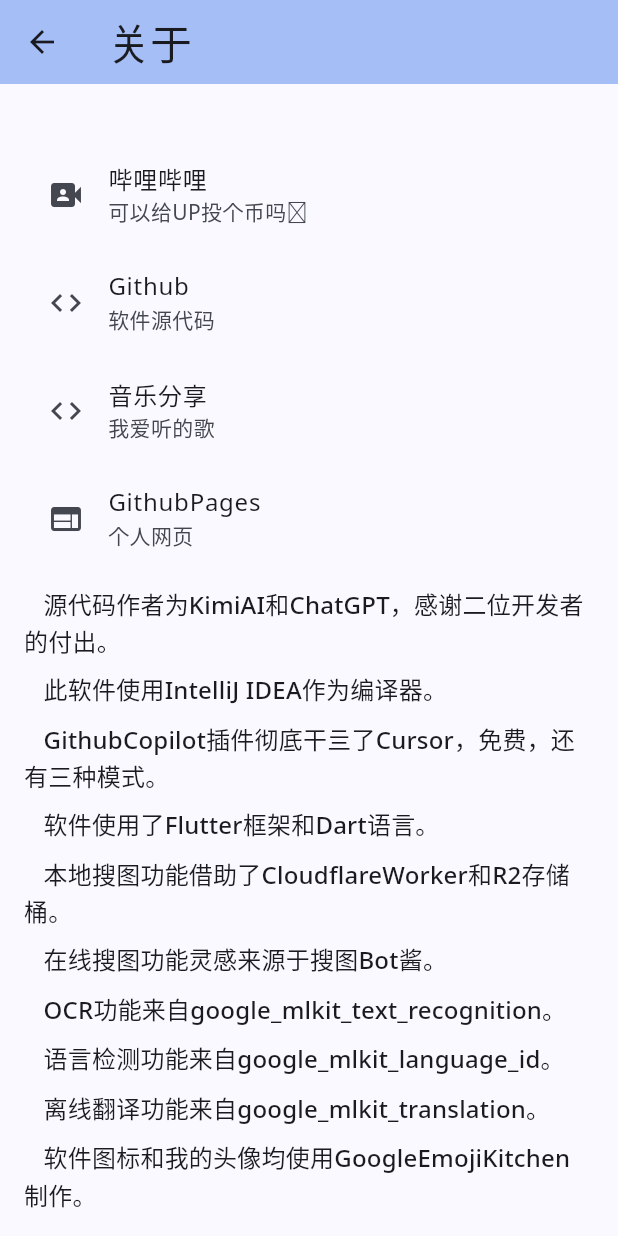
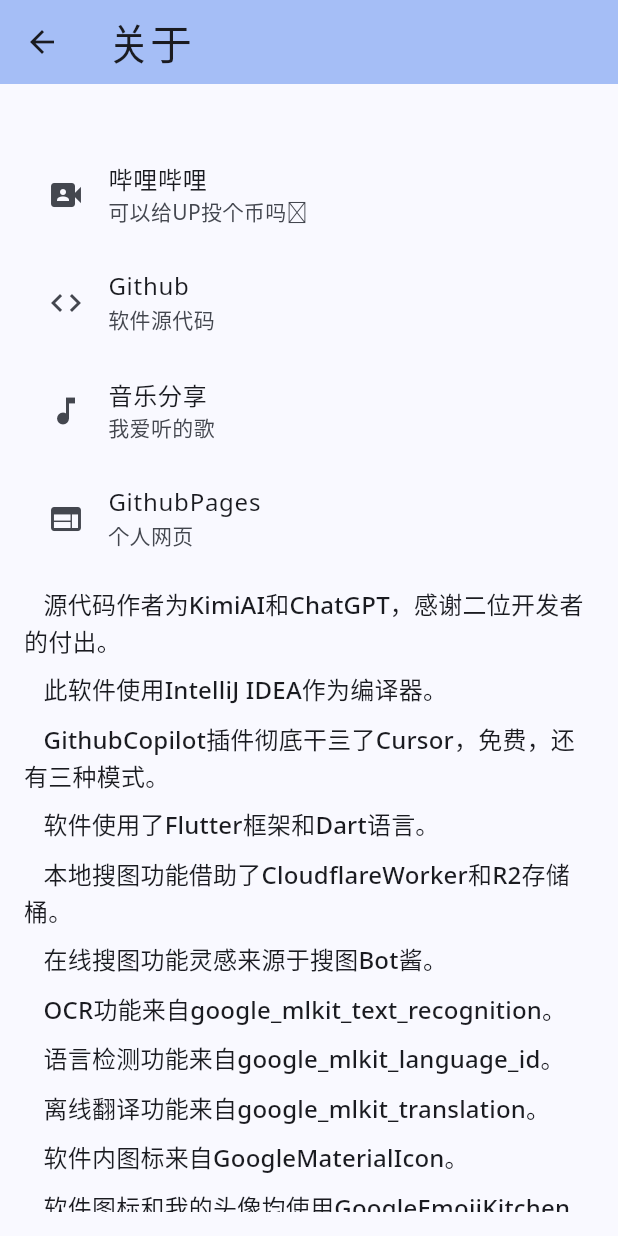
Before and after one commit to 4evergr8/atoolbox, a Flutter app: the AboutPage screen opened directly, scrolled down 208 dp, on a phone screen of 412 x 824 dp. Run offline on Flutter 3.47's test engine with Material 3 defaults, Android fonts, the phone set to English and light mode, and no system bars; our stand-ins replace google_fonts, image_picker, share_plus, shared_preferences; missing offline and left inert: google_mlkit_language_id, google_mlkit_text_recognition, google_mlkit_translation, json2yaml, network_info_plus, share_handler_platform_interface; accounts and stored records are empty.

Commit message:
Update about_page.dart

```diff
--- a/lib/views/about_page.dart
+++ b/lib/views/about_page.dart
@@ -61,7 +61,7 @@ class AboutPage extends StatelessWidget {
                 },
               ),
               ListTile(
-                leading: const Icon(Icons.code),
+                leading: const Icon(Icons.music_note),
                 title: const Text('音乐分享'),
                 subtitle: const Text('我爱听的歌'),
                 onTap: () {
@@ -132,6 +132,11 @@ class AboutPage extends StatelessWidget {
                   ),
                   const SizedBox(height: 8), // 添加段落间距
                   Text(
+                    '   软件内图标来自GoogleMaterialIcon。',
+                    style: Theme.of(context).textTheme.titleMedium,
+                  ),
+                  const SizedBox(height: 8), // 添加段落间距
+                  Text(
                     '   软件图标和我的头像均使用GoogleEmojiKitchen制作。',
                     style: Theme.of(context).textTheme.titleMedium,
                   ),
```
